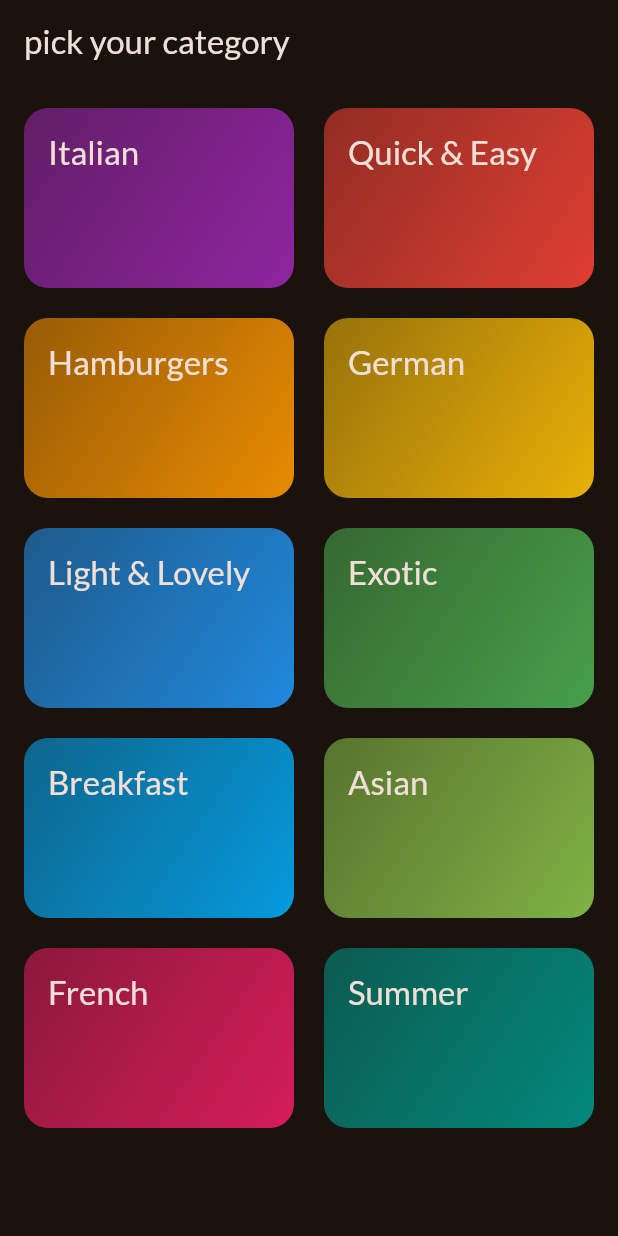
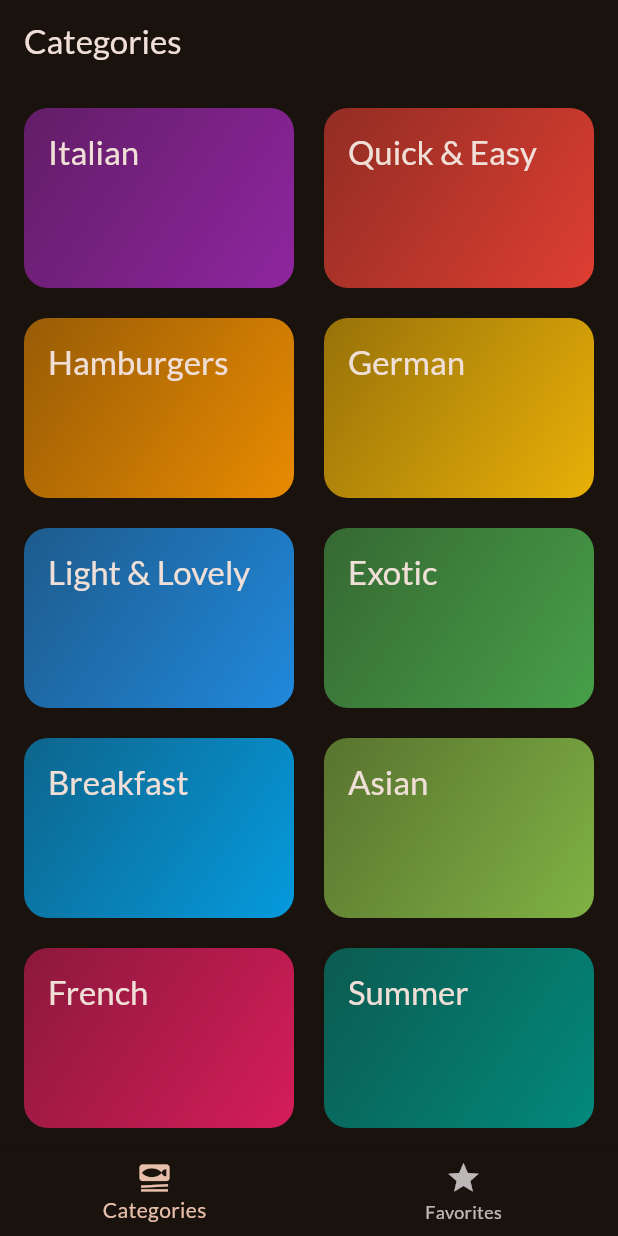
Before and after one commit to BilawalMir/Meal_App, a Flutter app: the screen it shows after launch, on a phone screen of 412 x 824 dp. Run offline on Flutter 3.47's test engine with Material 3 defaults, Android fonts, the phone set to English and light mode, and no system bars; our stand-ins replace google_fonts, transparent_image.

Commit message:
added tab screen

```diff
--- a/lib/main.dart
+++ b/lib/main.dart
@@ -2,6 +2,7 @@ import 'package:flutter/material.dart';
 
 import 'package:google_fonts/google_fonts.dart';
 import 'package:meal/screen/categories.dart';
+import 'package:meal/screen/tabs.dart';
 
 final theme = ThemeData(
   useMaterial3: true,
@@ -21,6 +22,6 @@ class App extends StatelessWidget {
 
   @override
   Widget build(BuildContext context) {
-    return MaterialApp(theme: theme, home: const CategoriesScreen());
+    return MaterialApp(theme: theme, home: const TabsScreen());
   }
 }
--- a/lib/screen/categories.dart
+++ b/lib/screen/categories.dart
@@ -1,11 +1,14 @@
 import 'package:flutter/material.dart';
 import 'package:meal/data/dummy_data.dart';
 import 'package:meal/models/category.dart';
+import 'package:meal/models/meal.dart';
 import 'package:meal/screen/meals.dart';
 import 'package:meal/widgets/category_grid_item.dart';
 
 class CategoriesScreen extends StatelessWidget {
-  const CategoriesScreen({super.key});
+  const CategoriesScreen({super.key, required this.onToggleFavorite});
+
+  final void Function(Meal meal) onToggleFavorite;
   void _selectCategory(BuildContext context, Category category) {
     final filteredMeals =
         dummyMeals
@@ -15,16 +18,18 @@ class CategoriesScreen extends StatelessWidget {
     Navigator.of(context).push(
       MaterialPageRoute(
         builder:
-            (ctx) => MealsScreen(title: category.title, meals: filteredMeals),
+            (ctx) => MealsScreen(
+              title: category.title,
+              meals: filteredMeals,
+              onToggleFavorite: onToggleFavorite,
+            ),
       ),
     );
   }
 
   @override
   Widget build(BuildContext context) {
-    return Scaffold(
-      appBar: AppBar(title: Text("pick your category")),
-      body: GridView(
+    return GridView(
       padding: EdgeInsets.all(16),
       gridDelegate: SliverGridDelegateWithFixedCrossAxisCount(
         crossAxisCount: 2,
@@ -41,7 +46,6 @@ class CategoriesScreen extends StatelessWidget {
             },
           ),
       ],
-      ),
     );
   }
 }
--- /dev/null
+++ b/lib/screen/tabs.dart
@@ -0,0 +1,77 @@
+import 'package:flutter/material.dart';
+import 'package:meal/models/meal.dart';
+import 'package:meal/screen/categories.dart';
+import 'package:meal/screen/meals.dart';
+
+class TabsScreen extends StatefulWidget {
+  const TabsScreen({super.key});
+
+  @override
+  State<TabsScreen> createState() {
+    return _TabsSceenState();
+  }
+}
+
+class _TabsSceenState extends State<TabsScreen> {
+  int _selectPageIndex = 0;
+  final List<Meal> _favoriteMeals = [];
+
+  void _showInfoMessage(String message) {
+    ScaffoldMessenger.of(context).clearSnackBars();
+    ScaffoldMessenger.of(
+      context,
+    ).showSnackBar(SnackBar(content: Text(message)));
+  }
+
+  void _toggleMealFavoriteStatus(Meal meal) {
+    final isExisting = _favoriteMeals.contains(meal);
+
+    if (isExisting) {
+      setState(() {
+        _favoriteMeals.remove(meal);
+      });
+      _showInfoMessage("Meal is no Longer Favorite");
+    } else {
+      _favoriteMeals.add(meal);
+      _showInfoMessage("Marked as Favorite");
+    }
+  }
+
+  void _selectPage(int index) {
+    setState(() {
+      _selectPageIndex = index;
+    });
+  }
+
+  @override
+  Widget build(BuildContext context) {
+    Widget activePage = CategoriesScreen(
+      onToggleFavorite: _toggleMealFavoriteStatus,
+    );
+    var activePageTitle = "Categories";
+
+    if (_selectPageIndex == 1) {
+      activePage = MealsScreen(
+        title: "favorite",
+        meals: _favoriteMeals,
+        onToggleFavorite: _toggleMealFavoriteStatus,
+      );
+      activePageTitle = "Favorite";
+    }
+
+    return Scaffold(
+      appBar: AppBar(title: Text(activePageTitle)),
+      body: activePage,
+      bottomNavigationBar: BottomNavigationBar(
+        onTap: _selectPage,
+        items: const [
+          BottomNavigationBarItem(
+            icon: Icon(Icons.set_meal),
+            label: "Categories",
+          ),
+          BottomNavigationBarItem(icon: Icon(Icons.star), label: "Favorites"),
+        ],
+      ),
+    );
+  }
+}
```
Also changed, not shown: lib/screen/meal_details.dart (+19 -4 lines), lib/screen/meals.dart (+21 -6 lines). Lines whose indentation alone changed are shown as unchanged.
